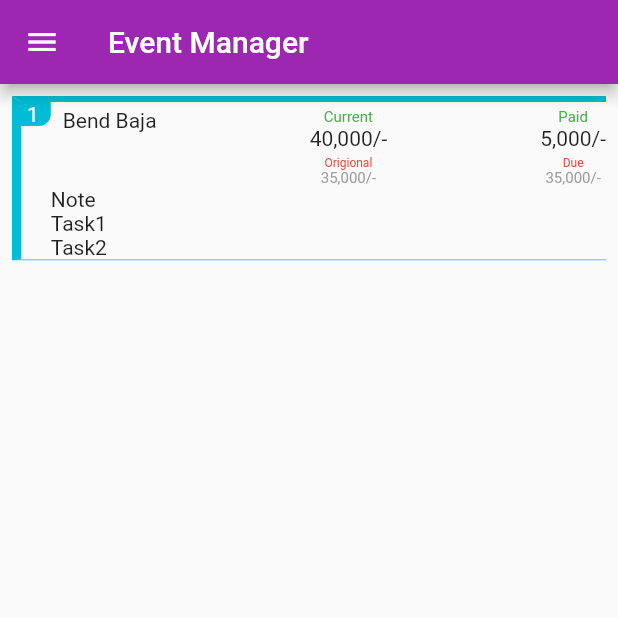
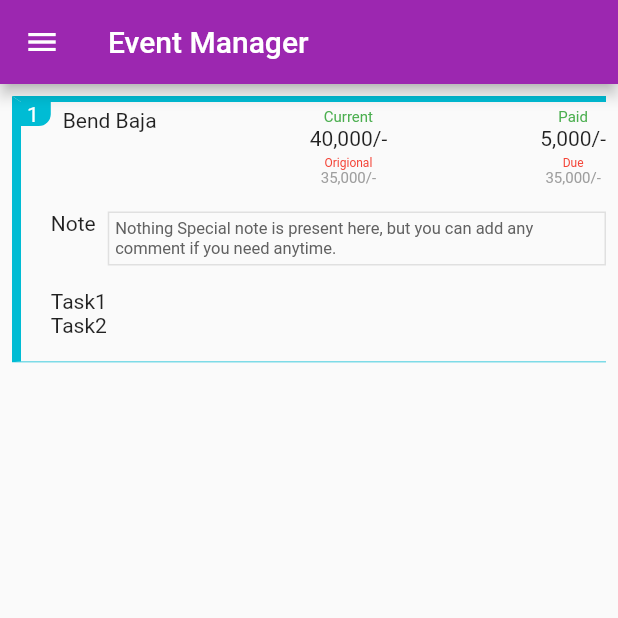
Before and after one commit to NalinMeher/Event-Manager, a Flutter app: the screen it shows after launch, on a phone screen of 412 x 824 dp, the top half of it. Run offline on Flutter 3.47's test engine with Material 2 defaults, Android fonts, the phone set to English and light mode, and no system bars.

Commit message:
Note row complete

```diff
--- a/event_manager/lib/pages/Home.dart
+++ b/event_manager/lib/pages/Home.dart
@@ -2,6 +2,7 @@ import 'package:flutter/material.dart';
 
 import '../widgets/BudgetRow.dart';
 import '../widgets/MyDrawer.dart';
+import '../widgets/NoteRow.dart';
 
 class Home extends StatelessWidget {
   const Home({Key? key}) : super(key: key);
@@ -41,11 +42,12 @@ class EventItem extends StatelessWidget {
   Widget build(BuildContext context) {
     return Container(
       decoration: BoxDecoration(
-          border: Border(
-        left: BorderSide(color: Colors.cyan, width: 6),
-        top: BorderSide(color: Colors.cyan, width: 4),
-        bottom: BorderSide(color: Colors.cyan, width: 0.5),
-      )),
+        border: Border(
+          left: BorderSide(color: Colors.cyan, width: 6),
+          top: BorderSide(color: Colors.cyan, width: 4),
+          bottom: BorderSide(color: Colors.cyan, width: 0.5),
+        ),
+      ),
       child: Container(
         child: Row(
           crossAxisAlignment: CrossAxisAlignment.start,
@@ -69,9 +71,12 @@ class EventItem extends StatelessWidget {
                 crossAxisAlignment: CrossAxisAlignment.start,
                 children: [
                   const BudgetRow(),
-                  Text("Note"),
+                  const SizedBox(height: 16),
+                  const NoteRow(),
+                  const SizedBox(height: 16),
                   Text("Task1"),
                   Text("Task2"),
+                  const SizedBox(height: 16),
                 ],
               ),
             )
--- /dev/null
+++ b/event_manager/lib/widgets/NoteRow.dart
@@ -0,0 +1,36 @@
+import 'package:flutter/material.dart';
+
+class NoteRow extends StatelessWidget {
+  const NoteRow({
+    Key? key,
+  }) : super(key: key);
+
+  @override
+  Widget build(BuildContext context) {
+    return Row(
+      crossAxisAlignment: CrossAxisAlignment.start,
+      children: [
+        Text(
+          "Note",
+          style: TextStyle(fontWeight: FontWeight.normal),
+        ),
+        SizedBox(width: 8),
+        Expanded(
+          child: Container(
+            padding: const EdgeInsets.all(4),
+            decoration: BoxDecoration(
+              border: Border.all(color: Colors.grey.shade300),
+            ),
+            child: Text(
+              "Nothing Special note is present here, but you can add any comment if you need anytime.",
+              style: TextStyle(fontSize: 11, color: Colors.grey.shade700),
+              maxLines: 2,
+              softWrap: true,
+              overflow: TextOverflow.ellipsis,
+            ),
+          ),
+        ),
+      ],
+    );
+  }
+}
```
